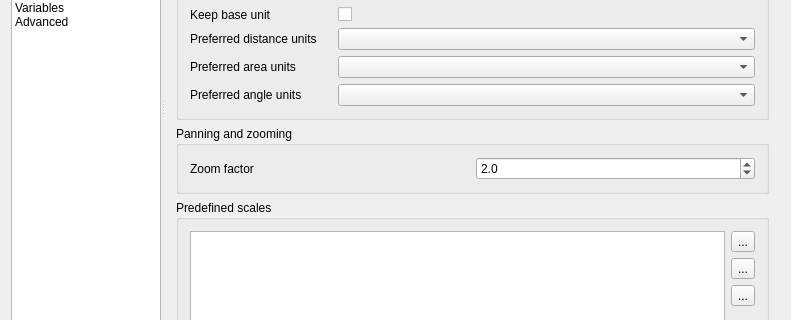
Above: src/ui/qgsoptionsbase.ui from carsmie/QGIS before the change; both pictures show x 0 to 791 and y 207 to 527 of the 791 by 658 pixel window. Below: the same form after it.
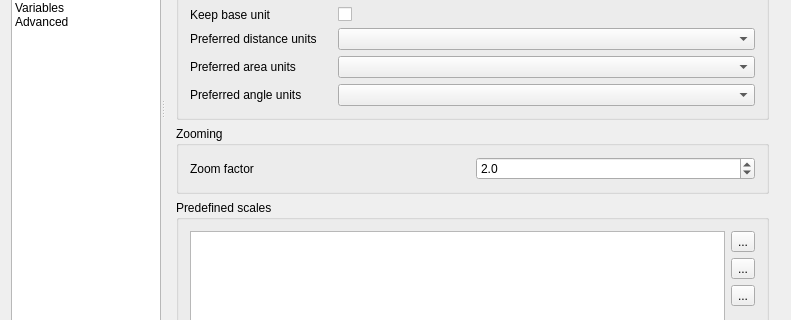
That is the form after the change. The open tabs and pages were chosen to show the change. Icons and pictures are not drawn. Custom widgets are drawn as their Qt base class.

Commit message:
Remove mention of "panning" in the title as the frame is only about zooming (#3406)
Unless the "zoom factor" option in the frame applies also to panning (or an upcoming option will refer to it), mentioning panning in the title sounds erroneous.
The other option that refered to panning has been removed from 2.14 to 2.16.

```diff
--- a/src/ui/qgsoptionsbase.ui
+++ b/src/ui/qgsoptionsbase.ui
@@ -3362,7 +3362,7 @@
                <item>
                 <widget class="QgsCollapsibleGroupBox" name="groupBox_10">
                  <property name="title">
-                  <string>Panning and zooming</string>
+                  <string>Zooming</string>
                  </property>
                  <layout class="QGridLayout" name="_8">
                   <item row="0" column="0">
```
